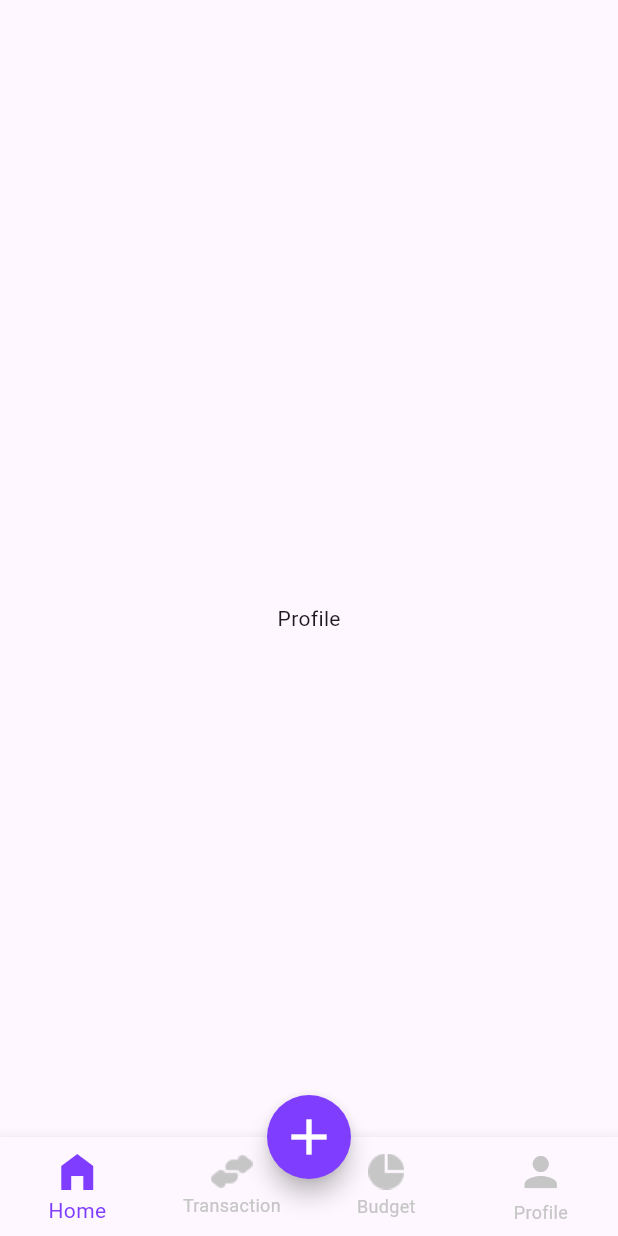
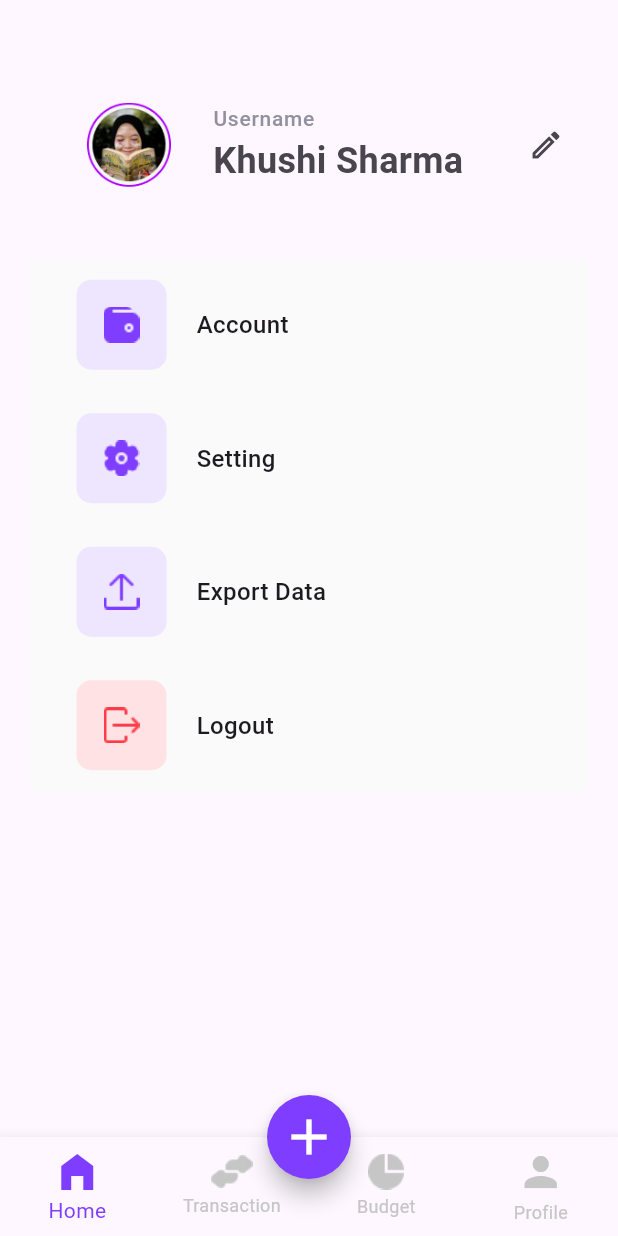
Before and after one commit to saurabhkumar-sk/cipher_schools_flutter_assignment, a Flutter app: the BottomNavigationBarScree screen opened directly, swiped to page 4, on a phone screen of 412 x 824 dp. Run offline on Flutter 3.47's test engine with Material 3 defaults, Android fonts, the phone set to English and light mode, and no system bars.

Commit message:
All screens UI  are completed

```diff
--- /dev/null
+++ b/lib/components/profile_screen_custom_card.dart
@@ -0,0 +1,59 @@
+import 'package:flutter/material.dart';
+
+class ProfileScreeCard extends StatelessWidget {
+  final String image;
+  final String title;
+  final Color color;
+  const ProfileScreeCard({
+    super.key,
+    required this.image,
+    required this.title,
+    required this.color,
+  });
+
+  @override
+  Widget build(BuildContext context) {
+    return Padding(
+      padding: const EdgeInsets.only(
+        left: 11,
+        right: 28,
+      ),
+      child: Container(
+        height: 89,
+        width: double.infinity,
+        decoration: BoxDecoration(
+          borderRadius: BorderRadius.circular(24),
+        ),
+        child: Row(
+          mainAxisAlignment: MainAxisAlignment.start,
+          children: [
+            Padding(
+              padding: const EdgeInsets.only(top: 10, bottom: 10, left: 20),
+              child: Container(
+                decoration: BoxDecoration(
+                    borderRadius: BorderRadius.circular(10), color: color),
+                height: 60,
+                width: 60,
+                child: Image.asset(
+                  image.toString(),
+                ),
+              ),
+            ),
+            const SizedBox(width: 20),
+            Padding(
+              padding: const EdgeInsets.only(top: 0.0),
+              child: Text(
+                title,
+                style: const TextStyle(
+                  fontSize: 16,
+                  fontWeight: FontWeight.w500,
+                ),
+              ),
+            ),
+            const SizedBox(width: 90),
+          ],
+        ),
+      ),
+    );
+  }
+}
--- a/lib/screens/bottom_navigation_bar_screen.dart
+++ b/lib/screens/bottom_navigation_bar_screen.dart
@@ -1,4 +1,5 @@
 import 'package:cipher_schools_flutter_assignment/screens/home_screen.dart';
+import 'package:cipher_schools_flutter_assignment/screens/profile_screen.dart';
 import 'package:flutter/material.dart';
 
 class BottomNavigationBarScree extends StatefulWidget {
@@ -31,7 +32,7 @@ class _BottomNavigationBarScreeState extends State<BottomNavigationBarScree> {
             child: Favourite(),
           ),
           Center(
-            child: Profile(),
+            child: ProfileScreen(),
           ),
         ],
       ),
@@ -109,12 +110,3 @@ class Favourite extends StatelessWidget {
     return const Text('Favourites');
   }
 }
-
-class Profile extends StatelessWidget {
-  const Profile({Key? key}) : super(key: key);
-
-  @override
-  Widget build(BuildContext context) {
-    return const Text('Profile');
-  }
-}
--- /dev/null
+++ b/lib/screens/profile_screen.dart
@@ -0,0 +1,96 @@
+import 'package:cipher_schools_flutter_assignment/components/custombutton.dart';
+import 'package:cipher_schools_flutter_assignment/components/profile_screen_custom_card.dart';
+import 'package:cipher_schools_flutter_assignment/components/transaction_history_cus.dart';
+import 'package:flutter/material.dart';
+
+class ProfileScreen extends StatelessWidget {
+  const ProfileScreen({super.key});
+
+  @override
+  Widget build(BuildContext context) {
+    return SafeArea(
+      child: Scaffold(
+        appBar: AppBar(
+          automaticallyImplyLeading: false,
+        ),
+        body: Column(
+          children: [
+            const SizedBox(height: 5),
+            Padding(
+              padding: const EdgeInsets.only(left: 30),
+              child: ListTile(
+                leading: ClipRRect(
+                  borderRadius: BorderRadius.circular(40),
+                  child: SizedBox(
+                    height: 80,
+                    width: 80,
+                    child: Image.asset(
+                      "assets/images/Rectangle 9.png",
+                      fit: BoxFit.contain,
+                    ),
+                  ),
+                ),
+                title: const Text(
+                  "Username",
+                  style: TextStyle(
+                    fontSize: 14,
+                    fontWeight: FontWeight.w500,
+                    color: Color.fromRGBO(145, 145, 159, 1),
+                  ),
+                ),
+                subtitle: const Text(
+                  "Khushi Sharma",
+                  style: TextStyle(
+                    fontSize: 24,
+                    fontWeight: FontWeight.w600,
+                  ),
+                ),
+                trailing: IconButton(
+                  onPressed: () {},
+                  icon: const Icon(
+                    Icons.edit_outlined,
+                  ),
+                ),
+              ),
+            ),
+            const SizedBox(
+              height: 40,
+            ),
+            Padding(
+              padding: const EdgeInsets.symmetric(horizontal: 20),
+              child: Container(
+                height: 356,
+                width: double.infinity,
+                color: const Color.fromARGB(255, 250, 250, 250),
+                child: const Column(
+                  children: [
+                    ProfileScreeCard(
+                      image: "assets/images/wallet 3.png",
+                      title: "Account",
+                      color: Color.fromRGBO(238, 229, 255, 1),
+                    ),
+                    ProfileScreeCard(
+                      image: "assets/images/settings.png",
+                      title: "Setting",
+                      color: Color.fromRGBO(238, 229, 255, 1),
+                    ),
+                    ProfileScreeCard(
+                      image: "assets/images/upload.png",
+                      title: "Export Data",
+                      color: Color.fromRGBO(238, 229, 255, 1),
+                    ),
+                    ProfileScreeCard(
+                      image: "assets/images/logout.png",
+                      title: "Logout",
+                      color: Color.fromRGBO(255, 226, 228, 1),
+                    ),
+                  ],
+                ),
+              ),
+            ),
+          ],
+        ),
+      ),
+    );
+  }
+}
```
Also changed, not shown: lib/components/transaction_history_cus.dart (+8 -7 lines), lib/screens/home_screen.dart (+35 -18 lines), assets/images/Rectangle 9.png (added), assets/images/logout.png (added), assets/images/settings.png (added), assets/images/upload.png (added), assets/images/wallet 3.png (added).
